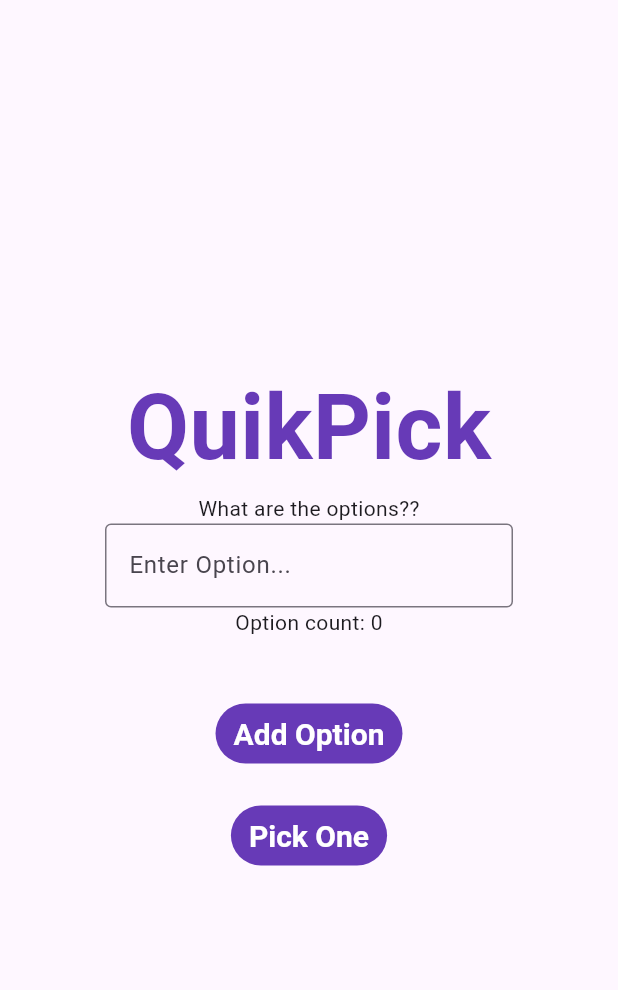
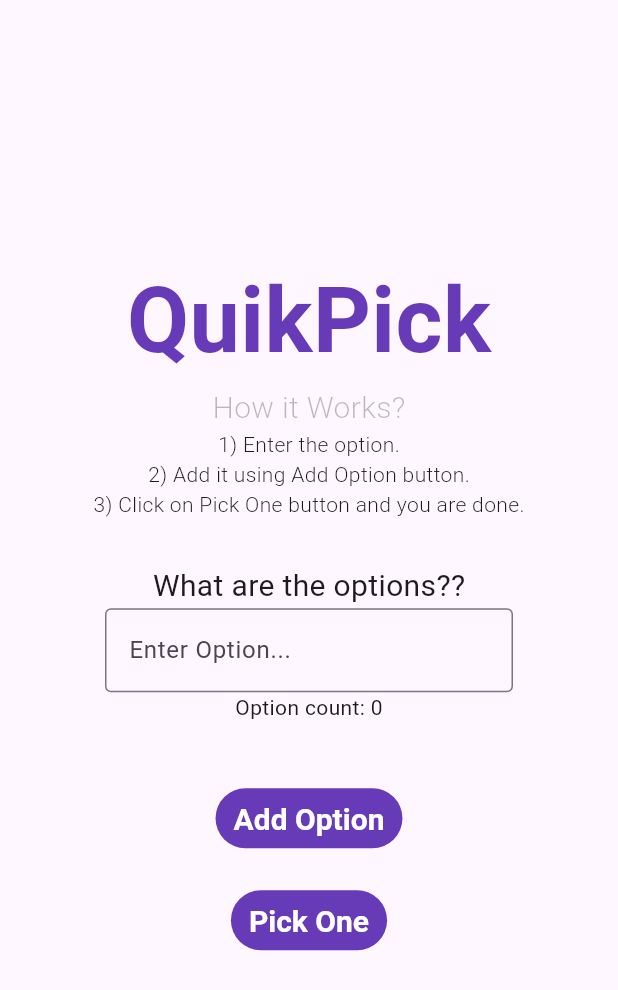
Before and after one commit to Wannabe-King/QuikPick, a Flutter app: the screen it shows after launch, on a phone screen of 412 x 824 dp. Shown: the top 990 px of the screen. Run offline on Flutter 3.47's test engine with Material 2 defaults, Android fonts, the phone set to English and light mode, and no system bars.

Commit message:
adding directions for use of app

```diff
--- a/lib/main.dart
+++ b/lib/main.dart
@@ -43,7 +43,7 @@ class _HomePageState extends State<HomePage> {
         mainAxisAlignment: MainAxisAlignment.center,
         children: [
           const Padding(
-            padding: EdgeInsets.only(top: 20.0),
+            padding: EdgeInsets.only(top: 5.0),
             child: Center(
               child: Text(
                 'QuikPick',
@@ -55,7 +55,42 @@ class _HomePageState extends State<HomePage> {
               ),
             ),
           ),
-          if (currentChoice == null) const Text('What are the options??'),
+          const Text(
+            'How it Works?',
+            style: TextStyle(
+              fontSize: 20,
+              fontWeight: FontWeight.w300,
+              color: Colors.black26,
+            ),
+          ),
+          const Text(
+            '1) Enter the option.',
+            style: TextStyle(
+              fontWeight: FontWeight.w300,
+            ),
+          ),
+          const Text(
+            '2) Add it using Add Option button.',
+            style: TextStyle(
+              fontWeight: FontWeight.w300,
+            ),
+          ),
+          const Padding(
+            padding: EdgeInsets.only(bottom: 30.0),
+            child: Text(
+              '3) Click on Pick One button and you are done.',
+              style: TextStyle(
+                fontWeight: FontWeight.w300,
+              ),
+            ),
+          ),
+          if (currentChoice == null)
+            const Text(
+              'What are the options??',
+              style: TextStyle(
+                fontSize: 20,
+              ),
+            ),
           if (currentChoice != null)
             Text(
               choices[currentChoice!],
```
